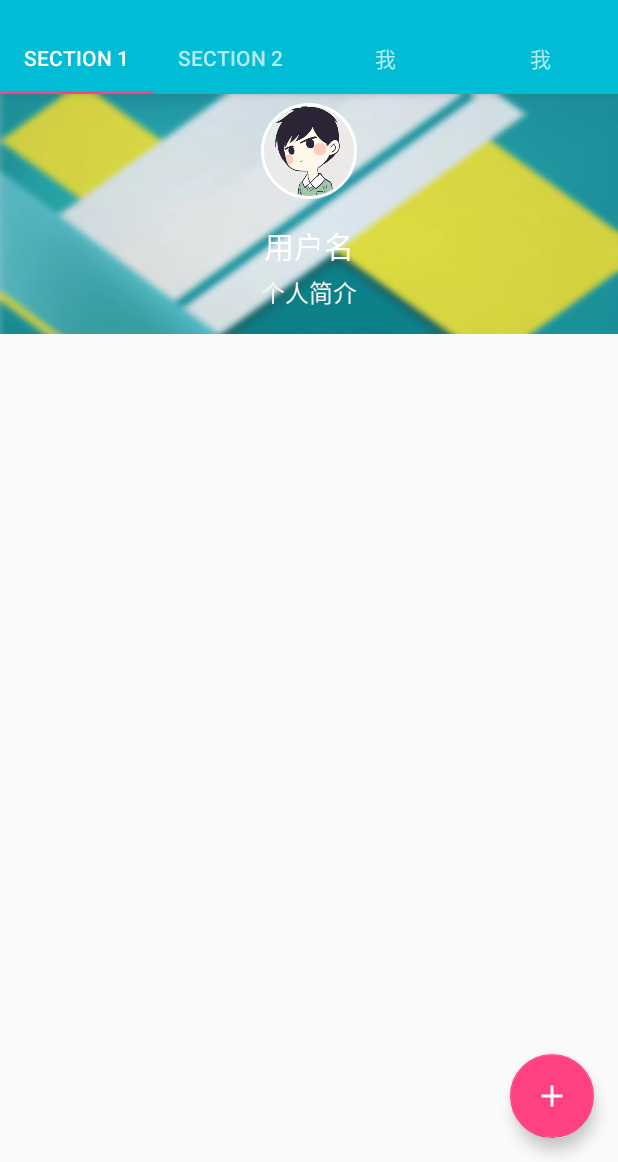
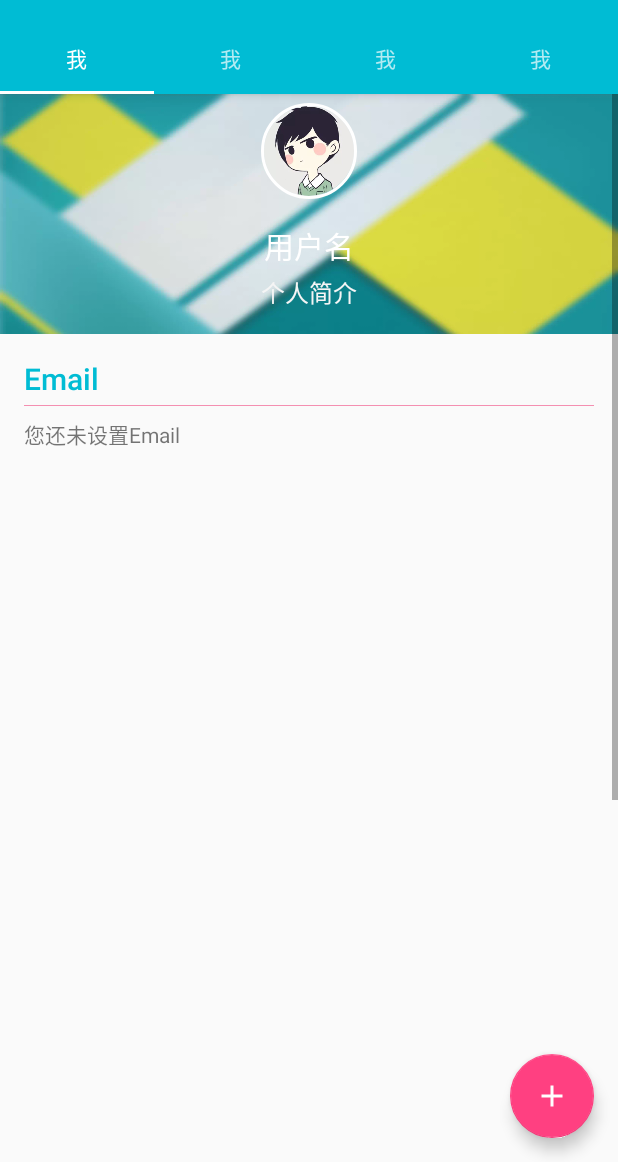
Before and after one commit to kelv1nq1an/TeamWork, an Android app: the HomeActivity screen opened directly, with no data from a screen before it, on a phone screen of 412 x 824 dp, the part 74-1236 px from its top. Run offline under Robolectric (Android 15) with nearby library versions, the phone set to English and light mode, and no system bars; our stand-ins replace ButterKnife, CircleImageView, EventBus, Picasso; pictures from the network do not load; 4 statements that could not run were skipped.

Commit message:
User fragment
Update user fragment.

```diff
--- a/app/src/main/java/me/fattycat/kun/teamwork/ui/Activity/HomeActivity.java
+++ b/app/src/main/java/me/fattycat/kun/teamwork/ui/Activity/HomeActivity.java
@@ -18,8 +18,6 @@
 package me.fattycat.kun.teamwork.ui.activity;
 
 import android.os.Bundle;
-import android.support.design.widget.AppBarLayout;
-import android.support.design.widget.CoordinatorLayout;
 import android.support.design.widget.FloatingActionButton;
 import android.support.design.widget.Snackbar;
 import android.support.design.widget.TabLayout;
@@ -32,6 +30,9 @@ import android.view.Menu;
 import android.view.MenuItem;
 import android.view.View;
 
+import java.util.ArrayList;
+import java.util.List;
+
 import butterknife.Bind;
 import butterknife.ButterKnife;
 import me.fattycat.kun.teamwork.R;
@@ -43,16 +44,10 @@ public class HomeActivity extends BaseActivity {
     Toolbar mToolbar;
     @Bind(R.id.tabs)
     TabLayout mTabLayout;
-    @Bind(R.id.appbar)
-    AppBarLayout mAppbar;
     @Bind(R.id.container)
     ViewPager mViewPager;
     @Bind(R.id.fab)
     FloatingActionButton mFab;
-    @Bind(R.id.main_content)
-    CoordinatorLayout mMainContent;
-
-    private SectionsPagerAdapter mSectionsPagerAdapter;
 
     @Override
     protected void onCreate(Bundle savedInstanceState) {
@@ -61,10 +56,13 @@ public class HomeActivity extends BaseActivity {
         ButterKnife.bind(this);
 
         setSupportActionBar(mToolbar);
-        mSectionsPagerAdapter = new SectionsPagerAdapter(getSupportFragmentManager());
-        mViewPager.setAdapter(mSectionsPagerAdapter);
-        mTabLayout.setupWithViewPager(mViewPager);
 
+        initTabs();
+        initFab();
+
+    }
+
+    private void initFab() {
         mFab.setOnClickListener(new View.OnClickListener() {
             @Override
             public void onClick(View view) {
@@ -72,9 +70,17 @@ public class HomeActivity extends BaseActivity {
                         .setAction("Action", null).show();
             }
         });
-
     }
 
+    private void initTabs() {
+        SectionsPagerAdapter sectionsPagerAdapter = new SectionsPagerAdapter(getSupportFragmentManager());
+        sectionsPagerAdapter.addFragments(new UserFragment(), "我");
+        sectionsPagerAdapter.addFragments(new UserFragment(), "我");
+        sectionsPagerAdapter.addFragments(new UserFragment(), "我");
+        sectionsPagerAdapter.addFragments(new UserFragment(), "我");
+        mViewPager.setAdapter(sectionsPagerAdapter);
+        mTabLayout.setupWithViewPager(mViewPager);
+    }
 
     @Override
     public boolean onCreateOptionsMenu(Menu menu) {
@@ -94,34 +100,31 @@ public class HomeActivity extends BaseActivity {
     }
 
     public class SectionsPagerAdapter extends FragmentPagerAdapter {
+        private final List<Fragment> mFragments = new ArrayList<>();
+        private final List<String> mTitles = new ArrayList<>();
 
         public SectionsPagerAdapter(FragmentManager fm) {
             super(fm);
         }
 
+        public void addFragments(Fragment fragment, String title) {
+            mFragments.add(fragment);
+            mTitles.add(title);
+        }
+
         @Override
         public Fragment getItem(int position) {
-            return new UserFragment();
+            return mFragments.get(position);
         }
 
         @Override
         public int getCount() {
-            return 4;
+            return mFragments.size();
         }
 
         @Override
         public CharSequence getPageTitle(int position) {
-            switch (position) {
-                case 0:
-                    return "SECTION 1";
-                case 1:
-                    return "SECTION 2";
-                case 2:
-                    return "我";
-                case 3:
-                    return "我";
-            }
-            return null;
+            return mTitles.get(position);
         }
     }
 }
--- a/app/src/main/java/me/fattycat/kun/teamwork/ui/fragment/UserFragment.java
+++ b/app/src/main/java/me/fattycat/kun/teamwork/ui/fragment/UserFragment.java
@@ -22,6 +22,7 @@ import android.content.SharedPreferences;
 import android.net.Uri;
 import android.os.Bundle;
 import android.support.annotation.Nullable;
+import android.support.v4.widget.SwipeRefreshLayout;
 import android.view.LayoutInflater;
 import android.view.View;
 import android.view.ViewGroup;
@@ -31,7 +32,6 @@ import com.squareup.picasso.Picasso;
 
 import butterknife.Bind;
 import butterknife.ButterKnife;
-import butterknife.OnClick;
 import de.hdodenhof.circleimageview.CircleImageView;
 import me.fattycat.kun.teamwork.R;
 import me.fattycat.kun.teamwork.TWAccessToken;
@@ -39,7 +39,6 @@ import me.fattycat.kun.teamwork.TWApi;
 import me.fattycat.kun.teamwork.TWRetrofit;
 import me.fattycat.kun.teamwork.model.UserProfileModel;
 import me.fattycat.kun.teamwork.util.LogUtils;
-import me.fattycat.kun.teamwork.util.ToastUtils;
 import retrofit2.Call;
 import retrofit2.Callback;
 import retrofit2.Response;
@@ -47,17 +46,18 @@ import retrofit2.Response;
 public class UserFragment extends BaseFragment {
     private static final String TAG = "TW_UserFragment";
 
-    @Bind(R.id.profile_image)
+    @Bind(R.id.fragment_user_refresh_container)
+    SwipeRefreshLayout mRefreshContainer;
+    @Bind(R.id.fragment_user_profile_image)
     CircleImageView mProfileAvatar;
-    @Bind(R.id.profile_name)
+    @Bind(R.id.fragment_user_profile_name)
     TextView mProfileName;
-    @Bind(R.id.profile_description)
+    @Bind(R.id.fragment_user_profile_description)
     TextView mProfileDesc;
+    @Bind(R.id.fragment_user_profile_email)
+    TextView mProfileEmail;
 
     private SharedPreferences mSPUserProfile;
-
-    public UserFragment() {
-    }
 
     @Override
     public void onCreate(Bundle savedInstanceState) {
@@ -72,6 +72,7 @@ public class UserFragment extends BaseFragment {
         View rootView = inflater.inflate(R.layout.fragment_user, container, false);
         ButterKnife.bind(this, rootView);
 
+        initSwipeRefresh();
         return rootView;
     }
 
@@ -83,11 +84,36 @@ public class UserFragment extends BaseFragment {
         getUserProfile();
     }
 
+    @Override
+    public void onDestroyView() {
+        super.onDestroyView();
+        ButterKnife.unbind(this);
+    }
+
+    public UserFragment() {
+    }
+
+    private void initSwipeRefresh() {
+        mRefreshContainer.setColorSchemeResources(R.color.colorPrimary, R.color.colorAccent, R.color.yellow_500);
+
+        mRefreshContainer.setOnRefreshListener(new SwipeRefreshLayout.OnRefreshListener() {
+            @Override
+            public void onRefresh() {
+                getUserProfile();
+            }
+        });
+    }
+
     private void loadUserProfile() {
         // FIXME: 16/3/17 add default avatar
         Picasso.with(mContext).load(Uri.parse(mSPUserProfile.getString(getString(R.string.text_sp_user_profile_avatar), null))).into(mProfileAvatar);
         mProfileName.setText(mSPUserProfile.getString(getString(R.string.text_sp_user_profile_display_name), getString(R.string.text_profile_name)));
         mProfileDesc.setText(mSPUserProfile.getString(getString(R.string.text_sp_user_profile_desc), getString(R.string.text_profile_description)));
+        mProfileEmail.setText(mSPUserProfile.getString(getString(R.string.text_sp_user_profile_email), getString(R.string.text_profile_email_default)));
+
+        if (mRefreshContainer.isRefreshing()) {
+            mRefreshContainer.setRefreshing(false);
+        }
 
         LogUtils.i(TAG, "loadUserProfile");
     }
@@ -122,6 +148,7 @@ public class UserFragment extends BaseFragment {
 
                     loadUserProfile();
 
+
                     LogUtils.i(TAG, "getUserProfile | onResponse | name = " + name);
 
                 } else {
@@ -136,10 +163,4 @@ public class UserFragment extends BaseFragment {
         });
     }
 
-    @OnClick(R.id.profile_image)
-    public void refreshUserProfile() {
-        getUserProfile();
-
-        ToastUtils.showShort("refresh");
-    }
 }
--- a/app/src/main/res/layout/activity_home.xml
+++ b/app/src/main/res/layout/activity_home.xml
@@ -29,7 +29,8 @@
         <android.support.design.widget.TabLayout
             android:id="@+id/tabs"
             android:layout_width="match_parent"
-            android:layout_height="wrap_content"/>
+            android:layout_height="wrap_content"
+            app:tabIndicatorColor="@color/white"/>
 
     </android.support.design.widget.AppBarLayout>
 
--- a/app/src/main/res/layout/fragment_user.xml
+++ b/app/src/main/res/layout/fragment_user.xml
@@ -1,9 +1,21 @@
 <?xml version="1.0" encoding="utf-8"?>
+<android.support.v4.widget.SwipeRefreshLayout
+    xmlns:android="http://schemas.android.com/apk/res/android"
+    xmlns:app="http://schemas.android.com/apk/res-auto"
+    android:id="@+id/fragment_user_refresh_container"
+    android:layout_width="match_parent"
+    android:layout_height="match_parent">
+
+    <ScrollView
+        android:layout_width="match_parent"
+        android:layout_height="match_parent">
+
         <LinearLayout
             xmlns:android="http://schemas.android.com/apk/res/android"
             xmlns:app="http://schemas.android.com/apk/res-auto"
+            xmlns:tools="http://schemas.android.com/tools"
             android:layout_width="match_parent"
-    android:layout_height="match_parent"
+            android:layout_height="wrap_content"
             android:orientation="vertical">
 
             <LinearLayout
@@ -13,10 +25,11 @@
                 android:gravity="bottom|center_horizontal"
                 android:orientation="vertical"
                 android:paddingBottom="@dimen/dp_16"
-        android:theme="@style/ThemeOverlay.AppCompat.Dark">
+                android:theme="@style/ThemeOverlay.AppCompat.Dark"
+                tools:background="#000000">
 
                 <de.hdodenhof.circleimageview.CircleImageView
-            android:id="@+id/profile_image"
+                    android:id="@+id/fragment_user_profile_image"
                     android:layout_width="64dp"
                     android:layout_height="64dp"
                     android:layout_gravity="center_horizontal"
@@ -26,14 +39,14 @@
                     app:civ_border_width="2dp"/>
 
                 <TextView
-            android:id="@+id/profile_name"
+                    android:id="@+id/fragment_user_profile_name"
                     android:layout_width="wrap_content"
                     android:layout_height="wrap_content"
                     android:text="@string/text_profile_name"
                     android:textAppearance="@style/TextAppearance.AppCompat.Title"/>
 
                 <TextView
-            android:id="@+id/profile_description"
+                    android:id="@+id/fragment_user_profile_description"
                     android:layout_width="wrap_content"
                     android:layout_height="wrap_content"
                     android:layout_marginTop="@dimen/dp_4"
@@ -43,9 +56,33 @@
 
             </LinearLayout>
 
-    <ScrollView
+            <LinearLayout
                 android:layout_width="match_parent"
-        android:layout_height="match_parent">
+                android:layout_height="wrap_content"
+                android:orientation="vertical"
+                android:padding="@dimen/dp_16">
 
+                <TextView
+                    android:layout_width="wrap_content"
+                    android:layout_height="wrap_content"
+                    android:text="@string/text_profile_email"
+                    android:textAppearance="@style/TextAppearance.AppCompat.Title"
+                    android:textColor="@color/cyan_500"/>
+
+                <include layout="@layout/layout_divider"/>
+
+                <TextView
+                    android:id="@+id/fragment_user_profile_email"
+                    android:layout_width="wrap_content"
+                    android:layout_height="wrap_content"
+                    android:hint="@string/text_profile_email_default"
+                    android:textSize="@dimen/text_size_body"/>
+
+                <TextView
+                    android:layout_width="match_parent"
+                    android:layout_height="1000dp"/>
+            </LinearLayout>
+
+        </LinearLayout>
     </ScrollView>
-</LinearLayout>
+</android.support.v4.widget.SwipeRefreshLayout>
--- /dev/null
+++ b/app/src/main/res/layout/layout_divider.xml
@@ -0,0 +1,10 @@
+<?xml version="1.0" encoding="utf-8"?>
+<TextView
+    xmlns:android="http://schemas.android.com/apk/res/android"
+    android:layout_width="match_parent"
+    android:layout_height="0.5dp"
+    android:layout_marginBottom="@dimen/dp_8"
+    android:layout_marginTop="@dimen/dp_4"
+    android:background="@color/pink_200">
+
+</TextView>
--- a/app/src/main/res/values/strings.xml
+++ b/app/src/main/res/values/strings.xml
@@ -1,18 +1,18 @@
 <resources>
     <string name="app_name">TeamWork</string>
+    <!-- Authorization & Login -->
     <string name="text_sp_authorize_key">tw_authorization</string>
     <string name="text_sp_authorize_flag">tw_authorize_flag</string>
     <string name="text_sp_authorize_access_token">tw_authorize_access_token</string>
     <string name="text_sp_authorize_refresh_token">tw_authorize_refresh_token</string>
     <string name="text_login_info">Design by fattycat</string>
-    <string name="title_activity_main">MainActivity</string>
-
-    <string name="navigation_drawer_open">Open navigation drawer</string>
-    <string name="navigation_drawer_close">Close navigation drawer</string>
 
     <string name="action_settings">Settings</string>
     <string name="text_profile_name">用户名</string>
     <string name="text_profile_description">个人简介</string>
+    <string name="text_profile_email">Email</string>
+    <string name="text_profile_email_default">您还未设置Email</string>
+    <!-- User Profile -->
     <string name="text_sp_user_profile_key">tw_user_profile</string>
     <string name="text_sp_user_profile_uid">tw_profile_uid</string>
     <string name="text_sp_user_profile_avatar">tw_profile_avatar</string>
@@ -21,6 +21,8 @@
     <string name="text_sp_user_profile_desc">tw_profile_desc</string>
     <string name="text_sp_user_profile_email">tw_profile_email</string>
     <string name="text_sp_user_profile_online">tw_profile_online</string>
+    <!-- Auto -->
+    <string name="title_activity_main">MainActivity</string>
     <string name="title_activity_home">TeamWork</string>
     <string name="section_format">Hello World from section: %1$d</string>
 </resources>
```
Also changed, not shown: 1 other file. Lines whose indentation alone changed are shown as unchanged.
